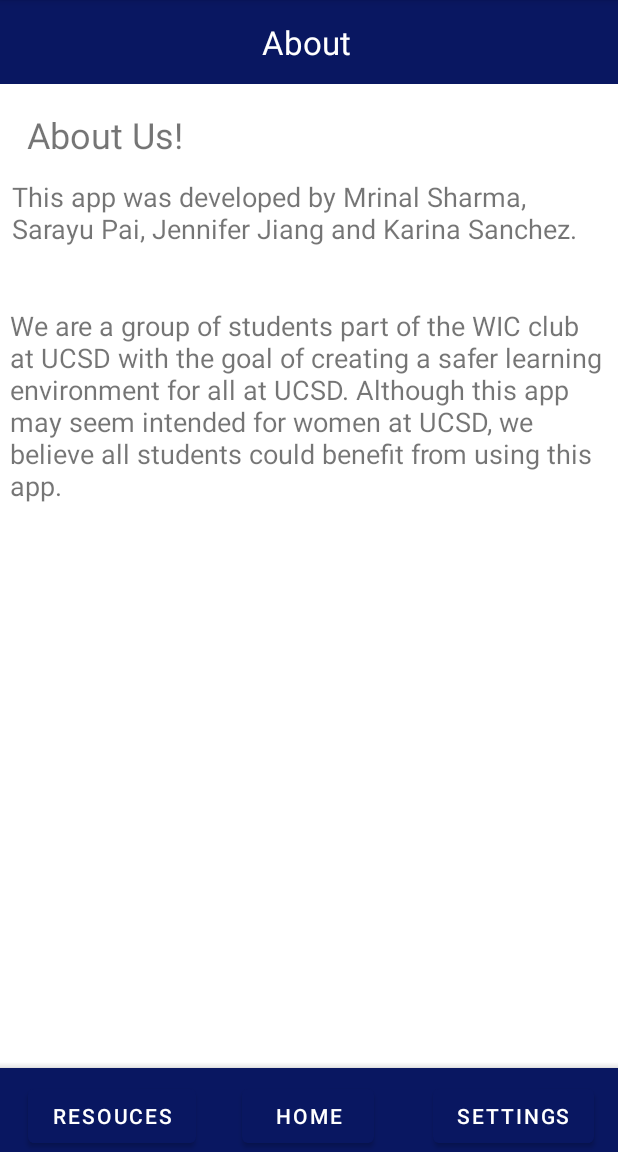
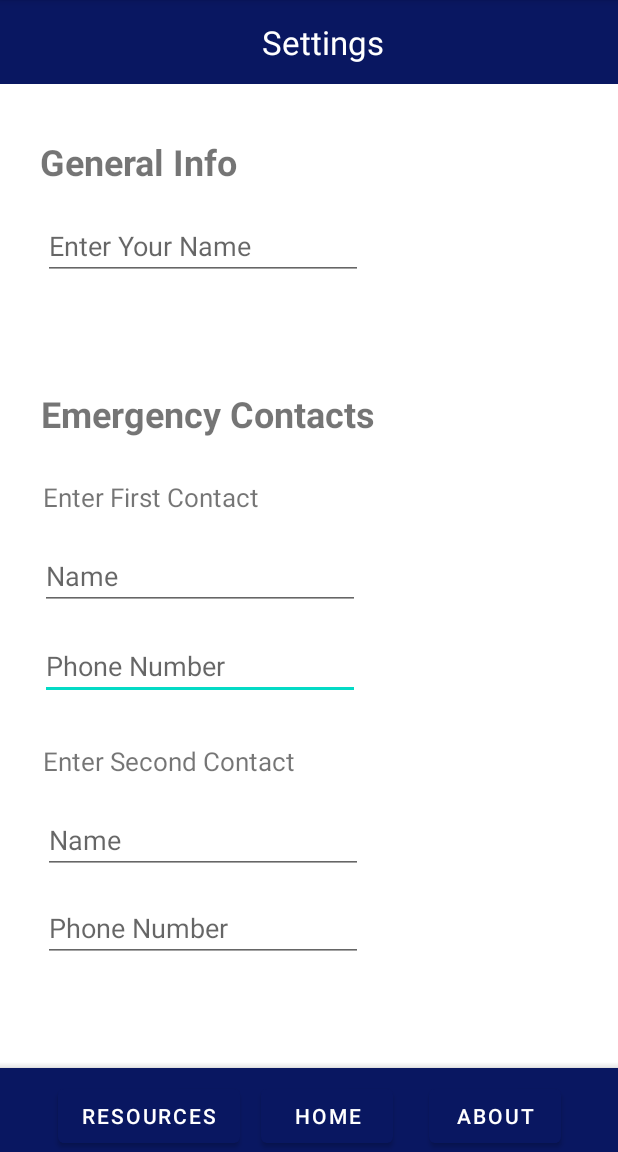
Before and after one commit to karinasanchez04/WIC-Project, an Android app: the screen it shows after launch (MainActivity), on a phone screen of 412 x 824 dp, the part 84-1236 px from its top. Run offline under Robolectric (Android 15) with nearby library versions, the phone set to English and light mode, and no system bars.

```diff
--- a/app/src/main/java/com/example/myapplication2/MainActivity.java
+++ b/app/src/main/java/com/example/myapplication2/MainActivity.java
@@ -9,6 +9,6 @@ public class MainActivity extends AppCompatActivity {
     @Override
     protected void onCreate(Bundle savedInstanceState) {
         super.onCreate(savedInstanceState);
-        setContentView(R.layout.about_screen);
+        setContentView(R.layout.settings_screen);
     }
 }
--- a/app/src/main/res/layout/about_screen.xml
+++ b/app/src/main/res/layout/about_screen.xml
@@ -1,6 +1,5 @@
 <?xml version="1.0" encoding="utf-8"?>
-<androidx.constraintlayout.widget.ConstraintLayout
-    xmlns:android="http://schemas.android.com/apk/res/android"
+<androidx.constraintlayout.widget.ConstraintLayout xmlns:android="http://schemas.android.com/apk/res/android"
     xmlns:app="http://schemas.android.com/apk/res-auto"
     xmlns:tools="http://schemas.android.com/tools"
     android:layout_width="match_parent"
@@ -88,8 +87,8 @@
 
     <TextView
         android:id="@+id/textView2"
-        android:layout_width="391dp"
-        android:layout_height="85dp"
+        android:layout_width="381dp"
+        android:layout_height="80dp"
         android:text="This app was developed by Mrinal Sharma, Sarayu Pai, Jennifer Jiang and Karina Sanchez. "
         android:textSize="18dp"
         app:layout_constraintBottom_toBottomOf="@+id/button4"
@@ -101,15 +100,27 @@
 
     <TextView
         android:id="@+id/textView3"
-        android:layout_width="395dp"
-        android:layout_height="149dp"
+        android:layout_width="384dp"
+        android:layout_height="148dp"
         android:text="We are a group of students part of the WIC club at UCSD with the goal of creating a safer learning environment for all at UCSD. Although this app may seem intended for women at UCSD, we believe all students could benefit from using this app."
         android:textSize="18dp"
         app:layout_constraintBottom_toBottomOf="@+id/bottomAppBar2"
         app:layout_constraintEnd_toEndOf="parent"
-        app:layout_constraintHorizontal_bias="0.385"
+        app:layout_constraintHorizontal_bias="0.407"
         app:layout_constraintStart_toStartOf="parent"
         app:layout_constraintTop_toTopOf="parent"
-        app:layout_constraintVertical_bias="0.331" />
+        app:layout_constraintVertical_bias="0.305" />
+
+    <ImageView
+        android:id="@+id/imageView3"
+        android:layout_width="319dp"
+        android:layout_height="292dp"
+        app:layout_constraintBottom_toBottomOf="parent"
+        app:layout_constraintEnd_toEndOf="parent"
+        app:layout_constraintHorizontal_bias="1.0"
+        app:layout_constraintStart_toStartOf="parent"
+        app:layout_constraintTop_toTopOf="parent"
+        app:layout_constraintVertical_bias="0.756"
+        app:srcCompat="@drawable/triton" />
 
 </androidx.constraintlayout.widget.ConstraintLayout>
--- a/app/src/main/res/layout/activity_main.xml
+++ b/app/src/main/res/layout/activity_main.xml
@@ -130,7 +130,7 @@
         app:layout_constraintHorizontal_bias="0.498"
         app:layout_constraintStart_toStartOf="parent"
         app:layout_constraintTop_toTopOf="parent"
-        app:layout_constraintVertical_bias="0.992" />
+        app:layout_constraintVertical_bias="0.994" />
 
     <Button
         android:id="@+id/button2"
--- /dev/null
+++ b/app/src/main/res/layout/settings_screen.xml
@@ -0,0 +1,198 @@
+<?xml version="1.0" encoding="utf-8"?>
+<androidx.constraintlayout.widget.ConstraintLayout xmlns:android="http://schemas.android.com/apk/res/android"
+    xmlns:app="http://schemas.android.com/apk/res-auto"
+    xmlns:tools="http://schemas.android.com/tools"
+    android:layout_width="match_parent"
+    android:layout_height="match_parent">
+
+    <com.google.android.material.bottomappbar.BottomAppBar
+        android:id="@+id/bottomAppBar3"
+        style="@style/Widget.MaterialComponents.BottomAppBar.Colored"
+        android:layout_width="match_parent"
+        android:layout_height="wrap_content"
+        android:layout_gravity="bottom"
+        app:backgroundTint="#091761"
+        app:layout_constraintBottom_toBottomOf="parent"
+        app:layout_constraintTop_toTopOf="parent"
+        app:layout_constraintVertical_bias="1.0"
+        tools:ignore="BottomAppBar"
+        tools:layout_editor_absoluteX="-47dp" />
+
+    <androidx.appcompat.widget.Toolbar
+        android:id="@+id/toolbar5"
+        android:layout_width="match_parent"
+        android:layout_height="wrap_content"
+        android:background="#091761"
+        android:minHeight="?attr/actionBarSize"
+        android:theme="?attr/actionBarTheme"
+        app:layout_constraintBottom_toBottomOf="parent"
+        app:layout_constraintTop_toTopOf="parent"
+        app:layout_constraintVertical_bias="0.0"
+        app:title="Settings"
+        app:titleMarginStart="175dp"
+        app:titleTextAppearance="@style/TextAppearance.AppCompat.Large"
+        tools:layout_editor_absoluteX="0dp" />
+
+    <Button
+        android:id="@+id/button10"
+        android:layout_width="wrap_content"
+        android:layout_height="wrap_content"
+        android:text="Home"
+        app:backgroundTint="#091761"
+        app:layout_constraintBottom_toBottomOf="parent"
+        app:layout_constraintEnd_toEndOf="parent"
+        app:layout_constraintHorizontal_bias="0.537"
+        app:layout_constraintStart_toStartOf="parent"
+        app:layout_constraintTop_toTopOf="@+id/toolbar5"
+        app:layout_constraintVertical_bias="1.0" />
+
+    <Button
+        android:id="@+id/button15"
+        android:layout_width="wrap_content"
+        android:layout_height="wrap_content"
+        android:text="About"
+        app:backgroundTint="#091761"
+        app:layout_constraintBottom_toBottomOf="parent"
+        app:layout_constraintEnd_toEndOf="parent"
+        app:layout_constraintHorizontal_bias="0.882"
+        app:layout_constraintStart_toStartOf="parent"
+        app:layout_constraintTop_toTopOf="@+id/toolbar5"
+        app:layout_constraintVertical_bias="1.0" />
+
+    <Button
+        android:id="@+id/button11"
+        android:layout_width="wrap_content"
+        android:layout_height="wrap_content"
+        android:text="Resources"
+        app:backgroundTint="#091761"
+        app:layout_constraintBottom_toBottomOf="parent"
+        app:layout_constraintEnd_toEndOf="parent"
+        app:layout_constraintHorizontal_bias="0.133"
+        app:layout_constraintStart_toStartOf="parent"
+        app:layout_constraintTop_toTopOf="@+id/toolbar5"
+        app:layout_constraintVertical_bias="1.0" />
+
+    <EditText
+        android:id="@+id/editTextPhone"
+        android:layout_width="wrap_content"
+        android:layout_height="wrap_content"
+        android:ems="10"
+        android:hint="Phone Number"
+        android:inputType="phone"
+        app:layout_constraintBottom_toBottomOf="parent"
+        app:layout_constraintEnd_toEndOf="parent"
+        app:layout_constraintHorizontal_bias="0.134"
+        app:layout_constraintStart_toStartOf="parent"
+        app:layout_constraintTop_toTopOf="parent"
+        app:layout_constraintVertical_bias="0.583" />
+
+    <EditText
+        android:id="@+id/editTextPhone2"
+        android:layout_width="wrap_content"
+        android:layout_height="wrap_content"
+        android:ems="10"
+        android:hint="Phone Number"
+        android:inputType="phone"
+        app:layout_constraintBottom_toBottomOf="parent"
+        app:layout_constraintEnd_toEndOf="parent"
+        app:layout_constraintHorizontal_bias="0.144"
+        app:layout_constraintStart_toStartOf="parent"
+        app:layout_constraintTop_toTopOf="parent"
+        app:layout_constraintVertical_bias="0.825" />
+
+    <TextView
+        android:id="@+id/textView4"
+        android:layout_width="wrap_content"
+        android:layout_height="wrap_content"
+        android:text="Enter First Contact"
+        android:textSize="17sp"
+        app:layout_constraintBottom_toBottomOf="parent"
+        app:layout_constraintEnd_toEndOf="parent"
+        app:layout_constraintHorizontal_bias="0.107"
+        app:layout_constraintStart_toStartOf="parent"
+        app:layout_constraintTop_toTopOf="parent"
+        app:layout_constraintVertical_bias="0.429" />
+
+    <TextView
+        android:id="@+id/textView6"
+        android:layout_width="wrap_content"
+        android:layout_height="wrap_content"
+        android:text="Enter Second Contact"
+        android:textSize="17sp"
+        app:layout_constraintBottom_toBottomOf="parent"
+        app:layout_constraintEnd_toEndOf="parent"
+        app:layout_constraintHorizontal_bias="0.118"
+        app:layout_constraintStart_toStartOf="parent"
+        app:layout_constraintTop_toTopOf="parent"
+        app:layout_constraintVertical_bias="0.666" />
+
+    <TextView
+        android:id="@+id/textView7"
+        android:layout_width="wrap_content"
+        android:layout_height="wrap_content"
+        android:text="Emergency Contacts"
+        android:textSize="24sp"
+        android:textStyle="bold"
+        app:layout_constraintBottom_toBottomOf="parent"
+        app:layout_constraintEnd_toEndOf="parent"
+        app:layout_constraintHorizontal_bias="0.143"
+        app:layout_constraintStart_toStartOf="parent"
+        app:layout_constraintTop_toTopOf="parent"
+        app:layout_constraintVertical_bias="0.353" />
+
+    <TextView
+        android:id="@+id/textView9"
+        android:layout_width="wrap_content"
+        android:layout_height="wrap_content"
+        android:text="General Info"
+        android:textSize="24sp"
+        android:textStyle="bold"
+        app:layout_constraintBottom_toBottomOf="parent"
+        app:layout_constraintEnd_toEndOf="parent"
+        app:layout_constraintHorizontal_bias="0.096"
+        app:layout_constraintStart_toStartOf="parent"
+        app:layout_constraintTop_toTopOf="parent"
+        app:layout_constraintVertical_bias="0.124" />
+
+    <EditText
+        android:id="@+id/editTextTextPersonName2"
+        android:layout_width="wrap_content"
+        android:layout_height="wrap_content"
+        android:ems="10"
+        android:hint="Enter Your Name"
+        android:inputType="textPersonName"
+        app:layout_constraintBottom_toBottomOf="parent"
+        app:layout_constraintEnd_toEndOf="parent"
+        app:layout_constraintHorizontal_bias="0.144"
+        app:layout_constraintStart_toStartOf="parent"
+        app:layout_constraintTop_toTopOf="@+id/toolbar5"
+        app:layout_constraintVertical_bias="0.196" />
+
+    <EditText
+        android:id="@+id/editTextTextPersonName3"
+        android:layout_width="wrap_content"
+        android:layout_height="wrap_content"
+        android:ems="10"
+        android:hint="Name"
+        android:inputType="textPersonName"
+        app:layout_constraintBottom_toBottomOf="parent"
+        app:layout_constraintEnd_toEndOf="parent"
+        app:layout_constraintHorizontal_bias="0.134"
+        app:layout_constraintStart_toStartOf="parent"
+        app:layout_constraintTop_toTopOf="parent" />
+
+    <EditText
+        android:id="@+id/editTextTextPersonName4"
+        android:layout_width="wrap_content"
+        android:layout_height="wrap_content"
+        android:ems="10"
+        android:hint="Name"
+        android:inputType="textPersonName"
+        app:layout_constraintBottom_toBottomOf="parent"
+        app:layout_constraintEnd_toEndOf="parent"
+        app:layout_constraintHorizontal_bias="0.144"
+        app:layout_constraintStart_toStartOf="parent"
+        app:layout_constraintTop_toTopOf="parent"
+        app:layout_constraintVertical_bias="0.744" />
+
+</androidx.constraintlayout.widget.ConstraintLayout>
```
Also changed, not shown: app/src/main/res/layout/login_screen.xml (+38 -103 lines), app/src/main/res/drawable-v24/triton.png (added), app/src/main/res/drawable-v24/triton_logo.png (added), app/src/main/res/drawable-v24/ucsd_logo.jpg (added), 1 other file.
